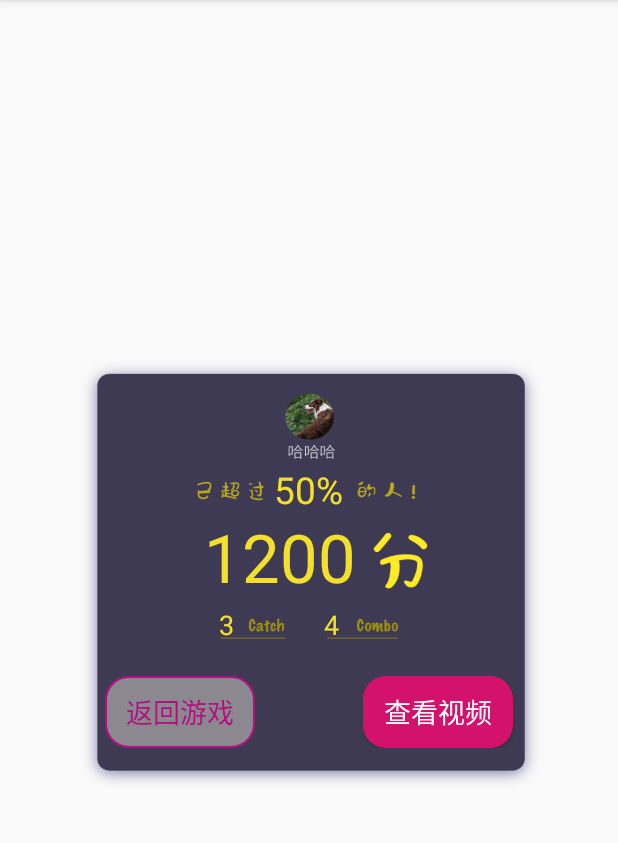
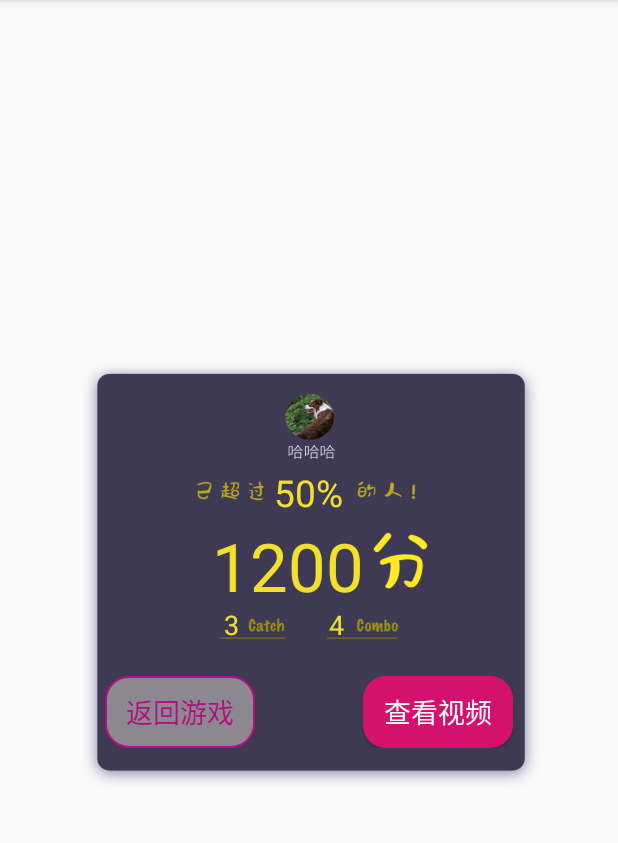
Before and after one commit to cramonDE/mini, an Android app: the fragment PreviewFragment shown on its own in the app's theme, on a phone screen of 412 x 824 dp, the part 84-927 px from its top. Run offline under Robolectric (Android 15) with nearby library versions, the phone set to English and light mode, and no system bars; our stand-ins replace ButterKnife; 2 statements that could not run were skipped.

Commit message:
preview style

```diff
--- a/shvideolibrary/src/main/java/com/sh/shvideolibrary/Fragment/PreviewFragment.java
+++ b/shvideolibrary/src/main/java/com/sh/shvideolibrary/Fragment/PreviewFragment.java
@@ -6,6 +6,7 @@ import android.view.LayoutInflater;
 import android.view.View;
 import android.view.ViewGroup;
 import android.widget.Button;
+import android.widget.TextView;
 
 import com.sh.shvideolibrary.R;
 import com.sh.shvideolibrary.VideoInputActivity;
@@ -14,6 +15,10 @@ import butterknife.ButterKnife;
 
 public class PreviewFragment extends Fragment {
     VideoInputActivity main;
+    public TextView score_tv;
+    public TextView combo_tv;
+    public TextView catch_tv;
+    public TextView percent_tv;
 
     @Override
     public View onCreateView(LayoutInflater inflater, ViewGroup container, Bundle savedInstanceState) {
@@ -23,6 +28,7 @@ public class PreviewFragment extends Fragment {
         ButterKnife.bind(this, view);
         //Set main activity
         main = ((VideoInputActivity)getActivity());
+
         final Button cancel = (Button) view.findViewById(R.id.btn_cancel);
         cancel.setOnClickListener(new View.OnClickListener() {
             @Override
@@ -38,6 +44,11 @@ public class PreviewFragment extends Fragment {
                 post();
             }
         });
+
+        score_tv = (TextView)view.findViewById(R.id.tv_catch);
+        combo_tv = (TextView)view.findViewById(R.id.tv_combo);
+        catch_tv = (TextView)view.findViewById(R.id.tv_catch);
+        percent_tv = (TextView)view.findViewById(R.id.tv_percent);
 
         return view;
     }
--- a/shvideolibrary/src/main/res/layout/fragment_preview.xml
+++ b/shvideolibrary/src/main/res/layout/fragment_preview.xml
@@ -20,7 +20,7 @@
         android:textColor="@color/coundownColor"
         android:textSize="11pt"
         android:layout_centerHorizontal="true"
-        android:layout_marginTop="75dp"/>
+        android:layout_marginTop="77dp"/>
 
     <TextView
         android:id="@+id/tv_score"
@@ -30,8 +30,8 @@
         android:textColor="@color/coundownColor"
         android:textSize="20pt"
         android:layout_alignLeft="@id/score_panel"
-        android:layout_marginLeft="90dp"
-        android:layout_marginTop="107dp" />
+        android:layout_marginLeft="95dp"
+        android:layout_marginTop="113dp" />
 
     <TextView
         android:id="@+id/tv_catch"
@@ -41,7 +41,7 @@
         android:textColor="@color/coundownColor"
         android:textSize="8pt"
         android:layout_alignLeft="@id/score_panel"
-        android:layout_marginLeft="100dp"
+        android:layout_marginLeft="103dp"
         android:layout_marginTop="170dp" />
     <TextView
         android:id="@+id/tv_combo"
@@ -51,7 +51,7 @@
         android:textColor="@color/coundownColor"
         android:textSize="8pt"
         android:layout_alignLeft="@id/score_panel"
-        android:layout_marginLeft="170dp"
+        android:layout_marginLeft="173dp"
         android:layout_marginTop="170dp" />
 
     <RelativeLayout
```
